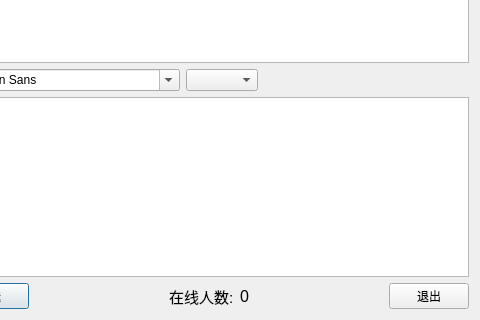
The window that chat-client/cchatgui.ui (qianfengchen/chat-system) describes before a commit, drawn with Qt 5; both pictures show x 271 to 751 and y 202 to 522 of the 751 by 522 pixel window.
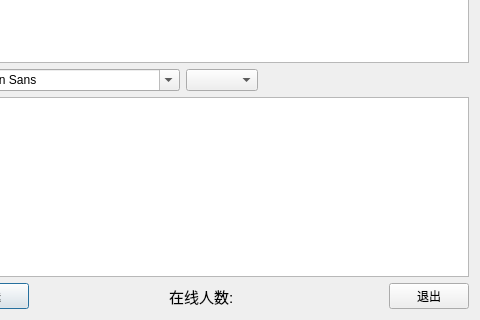
The same window after the commit.

```diff
--- a/chat-client/cchatgui.ui
+++ b/chat-client/cchatgui.ui
@@ -131,7 +131,7 @@
             </font>
            </property>
            <property name="text">
-            <string>0</string>
+            <string/>
            </property>
           </widget>
          </item>
```
Left out of the diff: 2 changed lines with no effect on the pictures.
